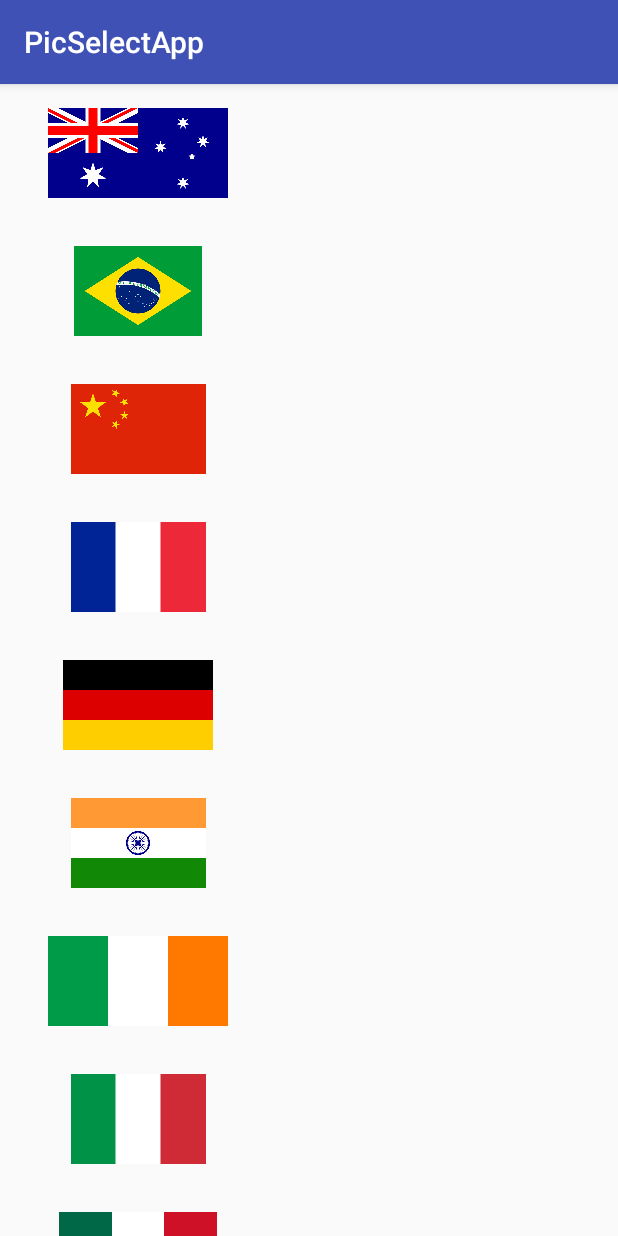
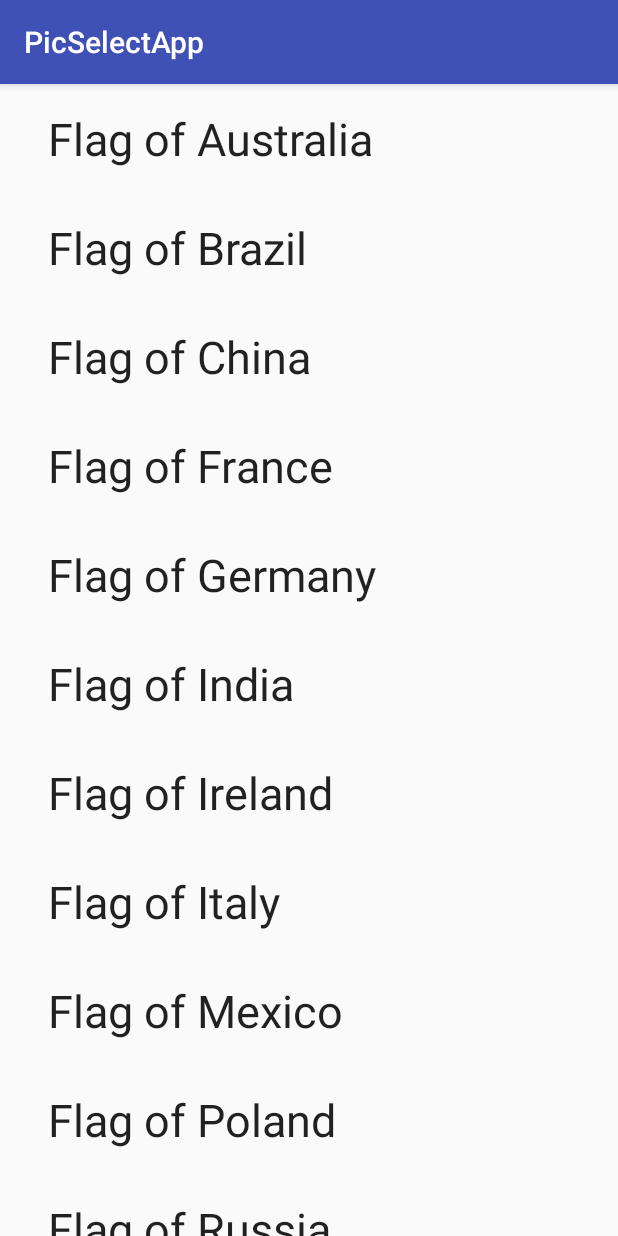
Before and after one commit to Mahokkit/PicSelectApp, an Android app: the screen it shows after launch (ItemListActivity), on a phone screen of 412 x 824 dp. Run offline under Robolectric (Android 15) with nearby library versions, the phone set to English and light mode, and no system bars.

Commit message:
final... don't know how to put list view in using string array though.

```diff
--- a/app/src/main/java/com/example/edward/picselectapp/ItemListActivity.java
+++ b/app/src/main/java/com/example/edward/picselectapp/ItemListActivity.java
@@ -10,7 +10,6 @@ import android.support.v7.widget.Toolbar;
 import android.view.LayoutInflater;
 import android.view.View;
 import android.view.ViewGroup;
-import android.widget.ImageView;
 import android.widget.TextView;
 
 import com.example.edward.picselectapp.dummy.DummyContent;
@@ -95,7 +94,7 @@ public class ItemListActivity extends AppCompatActivity {
         public void onBindViewHolder(final ViewHolder holder, int position) {
             holder.mItem = mValues.get(position);
             //holder.mIdView.setText(mValues.get(position).id);
-            holder.mIdView.setImageResource(imageID[Integer.parseInt(mValues.get(position).id)]);
+//            holder.mIdView.setImageResource(imageID[Integer.parseInt(mValues.get(position).id)]);
             holder.mContentView.setText(mValues.get(position).content);
 
             holder.mView.setOnClickListener(new View.OnClickListener() {
@@ -127,14 +126,14 @@ public class ItemListActivity extends AppCompatActivity {
 
         public class ViewHolder extends RecyclerView.ViewHolder {
             public final View mView;
-            public final ImageView mIdView;
+//            public final ImageView mIdView;
             public final TextView mContentView;
             public DummyContent.DummyItem mItem;
 
             public ViewHolder(View view) {
                 super(view);
                 mView = view;
-                mIdView = (ImageView) view.findViewById(R.id.id_text);
+//                mIdView = (ImageView) view.findViewById(R.id.id_text);
                 mContentView = (TextView) view.findViewById(R.id.content);
             }
 
--- a/app/src/main/java/com/example/edward/picselectapp/dummy/DummyContent.java
+++ b/app/src/main/java/com/example/edward/picselectapp/dummy/DummyContent.java
@@ -14,6 +14,24 @@ import java.util.Map;
  * TODO: Replace all uses of this class before publishing your app.
  */
 public class DummyContent {
+
+
+    static String[] list =
+            {
+                    "Australia",
+                    "Brazil",
+                    "China",
+                    "France",
+                    "Germany",
+                    "India",
+                    "Ireland",
+                    "Italy",
+                    "Mexico",
+                    "Poland",
+                    "Russia",
+                    "Spain",
+                    "US"
+            };
     static Integer[] imageID =
             {
                     R.drawable.flag_australia,
@@ -56,10 +74,11 @@ public class DummyContent {
     }
 
     private static DummyItem createDummyItem(int position) {
-        return new DummyItem(String.valueOf(position-1), "", makeDetails(position));
+        return new DummyItem(String.valueOf(position-1), "Flag of "+list[position-1], makeDetails(position));
     }
 
     private static Integer makeDetails(int position) {
+
         return imageID[position-1];
     }
 
--- a/app/src/main/res/layout/item_list_content.xml
+++ b/app/src/main/res/layout/item_list_content.xml
@@ -4,17 +4,12 @@
     android:layout_height="wrap_content"
     android:orientation="horizontal">
 
-    <ImageView
-        android:id="@+id/id_text"
-        android:layout_width="120dp"
-        android:layout_height="60dp"
-        android:layout_margin="@dimen/text_margin"
-        android:textAppearance="?attr/textAppearanceListItem" />
 
     <TextView
         android:id="@+id/content"
         android:layout_width="wrap_content"
         android:layout_height="wrap_content"
         android:layout_margin="@dimen/text_margin"
+        android:textSize="30dp"
         android:textAppearance="?attr/textAppearanceListItem" />
 </LinearLayout>
```
Also changed, not shown: app/src/main/res/values/strings.xml (+15 -0 lines).
